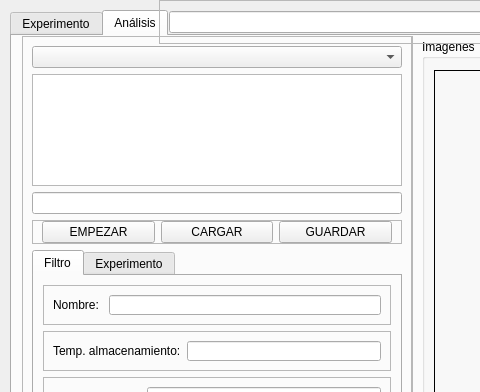
Before: the Qt Designer form v4-interfaz.ui in tigre437/interfazv4, drawn with Qt 5; both pictures show x 0 to 480 and y 0 to 392 of the 1340 by 832 pixel window.
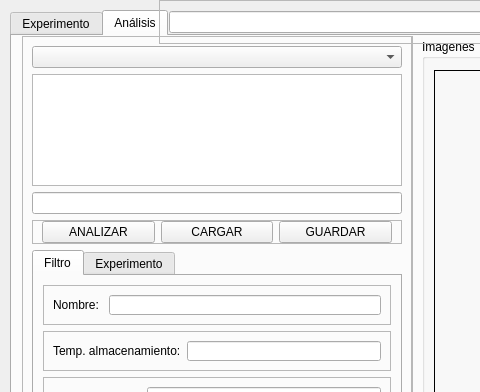
After: the same form once the commit is applied. The open tabs and pages were chosen to show the change. Icons and pictures are not drawn.

Commit message: modifico la interfaz

Patch:
```diff
--- a/v4-interfaz.ui
+++ b/v4-interfaz.ui
@@ -2246,7 +2246,7 @@
           <item>
            <widget class="QPushButton" name="buttonEmpezar">
             <property name="text">
-             <string>EMPEZAR</string>
+             <string>ANALIZAR</string>
             </property>
            </widget>
           </item>
```
Left out of the diff: 2 changed lines with no effect on the pictures. The commit also changes 1 other file.
